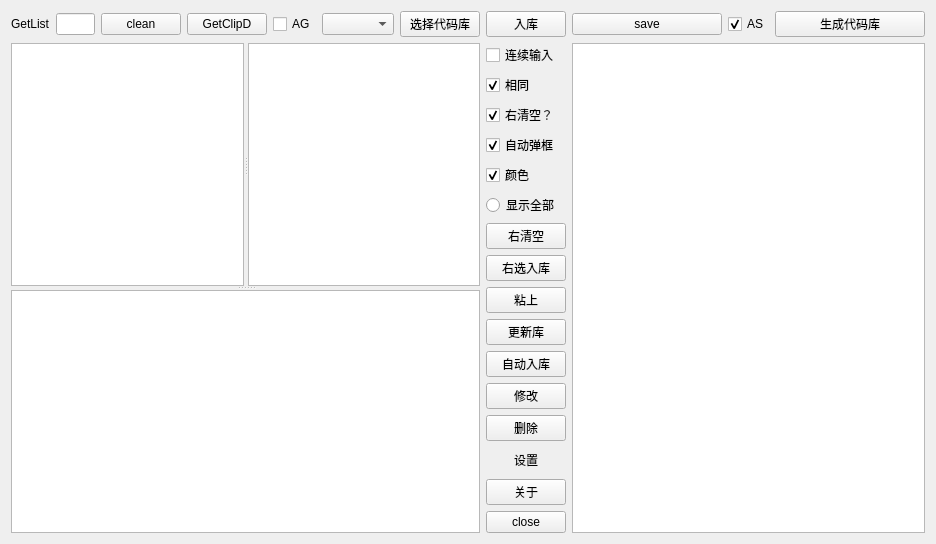
Before: the Qt Designer form auto_c_code/autoccode.ui in yjduoduo/auto_c_code, drawn with Qt 5.
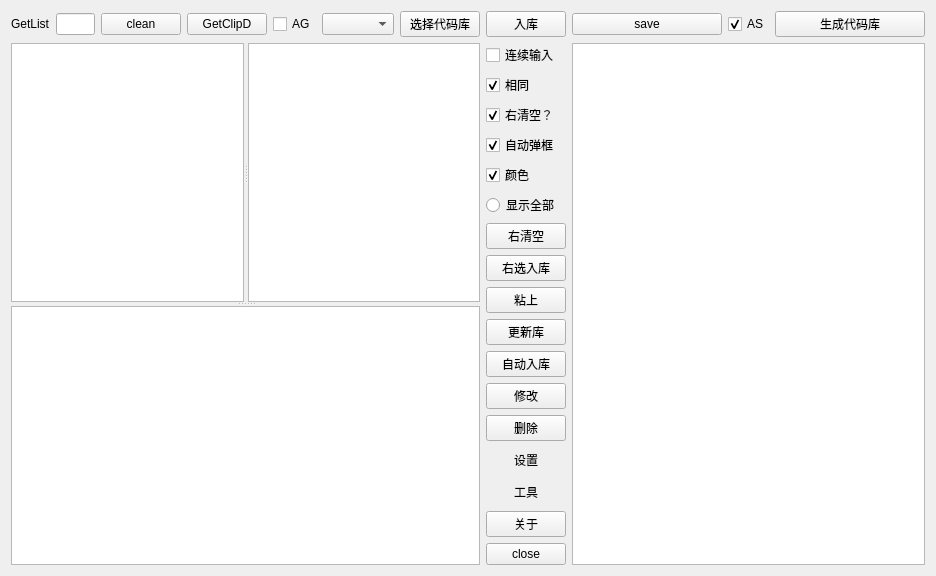
After: the same form once the commit is applied. Custom widgets are drawn as their Qt base class.

Commit message: 1.9.2 增加工具集，添加各个按钮集合

```diff
--- a/auto_c_code/autoccode.ui
+++ b/auto_c_code/autoccode.ui
@@ -7,7 +7,7 @@
     <x>0</x>
     <y>0</y>
     <width>936</width>
-    <height>458</height>
+    <height>487</height>
    </rect>
   </property>
   <property name="windowTitle">
@@ -263,6 +263,25 @@
          </property>
         </widget>
        </item>
+       <item>
+        <widget class="QPushButton" name="pushButton_toolsSets">
+         <property name="toolTip">
+          <string>工具集</string>
+         </property>
+         <property name="text">
+          <string>工具</string>
+         </property>
+         <property name="autoDefault">
+          <bool>true</bool>
+         </property>
+         <property name="default">
+          <bool>false</bool>
+         </property>
+         <property name="flat">
+          <bool>true</bool>
+         </property>
+        </widget>
+       </item>
        <item>
         <widget class="QPushButton" name="about_btn">
          <property name="text">
```
The commit also changes 15 other files.
